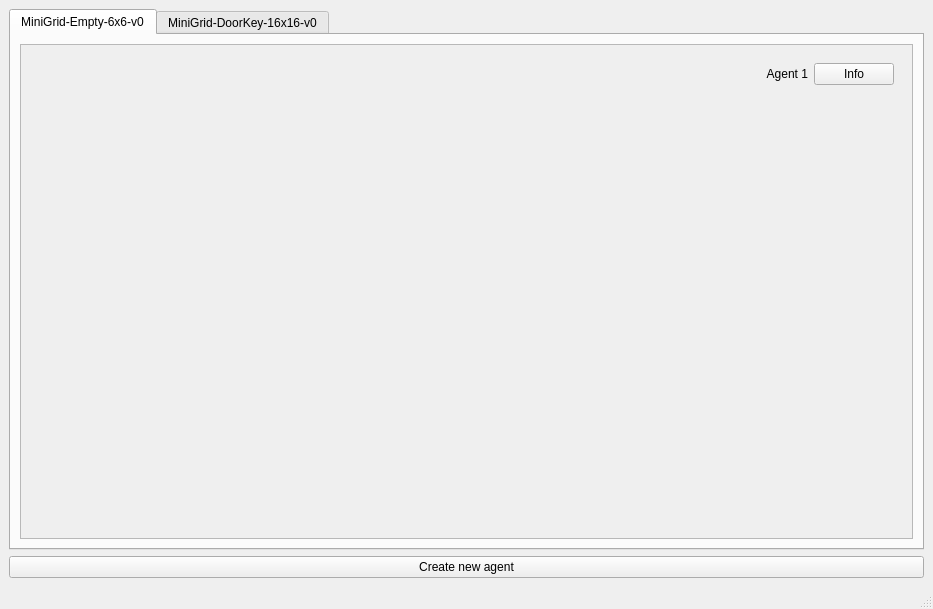
First picture: the form in agents.ui, repository francidellungo/Minigrid_HCI-project, before the edit.
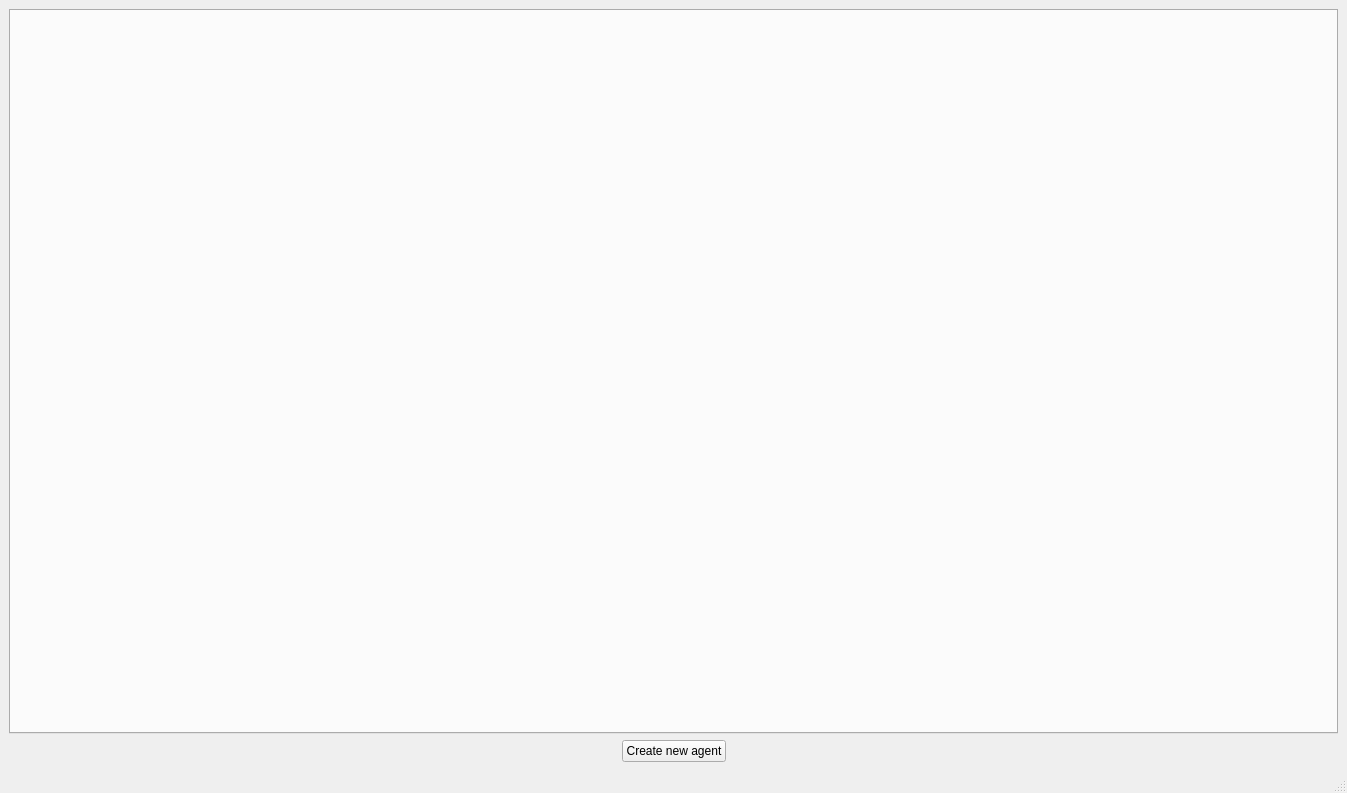
Second picture: the form after the edit.

What changed in the file:
```diff
--- a/agents.ui
+++ b/agents.ui
@@ -6,8 +6,8 @@
    <rect>
     <x>0</x>
     <y>0</y>
-    <width>933</width>
-    <height>609</height>
+    <width>1347</width>
+    <height>793</height>
    </rect>
   </property>
   <property name="windowTitle">
@@ -20,109 +20,49 @@
       <item>
        <widget class="QTabWidget" name="environments_tabs">
         <property name="currentIndex">
+         <number>-1</number>
+        </property>
+       </widget>
+      </item>
+      <item>
+       <layout class="QHBoxLayout" name="horizontalLayout">
+        <property name="topMargin">
          <number>0</number>
         </property>
-        <widget class="QWidget" name="first_tab">
-         <property name="sizePolicy">
-          <sizepolicy hsizetype="Preferred" vsizetype="Preferred">
-           <horstretch>0</horstretch>
-           <verstretch>0</verstretch>
-          </sizepolicy>
-         </property>
-         <attribute name="title">
-          <string>MiniGrid-Empty-6x6-v0</string>
-         </attribute>
-         <layout class="QGridLayout" name="first_tab_gridLayout">
-          <item row="0" column="0">
-           <widget class="QScrollArea" name="scroll_area">
-            <property name="sizePolicy">
-             <sizepolicy hsizetype="MinimumExpanding" vsizetype="MinimumExpanding">
-              <horstretch>0</horstretch>
-              <verstretch>0</verstretch>
-             </sizepolicy>
-            </property>
-            <property name="widgetResizable">
-             <bool>true</bool>
-            </property>
-            <widget class="QWidget" name="scrollAreaWidgetContents">
-             <property name="geometry">
-              <rect>
-               <x>0</x>
-               <y>0</y>
-               <width>889</width>
-               <height>64</height>
-              </rect>
-             </property>
-             <property name="sizePolicy">
-              <sizepolicy hsizetype="Preferred" vsizetype="Fixed">
-               <horstretch>0</horstretch>
-               <verstretch>0</verstretch>
-              </sizepolicy>
-             </property>
-             <layout class="QVBoxLayout" name="scrollAreaWidgetContents_layout">
-              <property name="topMargin">
-               <number>9</number>
-              </property>
-              <item>
-               <widget class="QWidget" name="kwidget" native="true">
-                <property name="sizePolicy">
-                 <sizepolicy hsizetype="Preferred" vsizetype="Fixed">
-                  <horstretch>0</horstretch>
-                  <verstretch>0</verstretch>
-                 </sizepolicy>
-                </property>
-                <layout class="QHBoxLayout" name="kwidget_layout">
-                 <item>
-                  <widget class="QLabel" name="klabel">
-                   <property name="sizePolicy">
-                    <sizepolicy hsizetype="Preferred" vsizetype="Fixed">
-                     <horstretch>0</horstretch>
-                     <verstretch>0</verstretch>
-                    </sizepolicy>
-                   </property>
-                   <property name="text">
-                    <string>Agent 1</string>
-                   </property>
-                   <property name="alignment">
-                    <set>Qt::AlignRight|Qt::AlignTrailing|Qt::AlignVCenter</set>
-                   </property>
-                  </widget>
-                 </item>
-                 <item>
-                  <widget class="QPushButton" name="kbutton">
-                   <property name="sizePolicy">
-                    <sizepolicy hsizetype="Maximum" vsizetype="Fixed">
-                     <horstretch>0</horstretch>
-                     <verstretch>0</verstretch>
-                    </sizepolicy>
-                   </property>
-                   <property name="text">
-                    <string>Info</string>
-                   </property>
-                  </widget>
-                 </item>
-                </layout>
-               </widget>
-              </item>
-             </layout>
-            </widget>
-           </widget>
-          </item>
-         </layout>
-        </widget>
-        <widget class="QWidget" name="tab_2">
-         <attribute name="title">
-          <string>MiniGrid-DoorKey-16x16-v0</string>
-         </attribute>
-        </widget>
-       </widget>
-      </item>
-      <item>
-       <widget class="QPushButton" name="btn_create">
-        <property name="text">
-         <string>Create new agent</string>
-        </property>
-       </widget>
+        <item>
+         <spacer name="horizontalSpacer">
+          <property name="orientation">
+           <enum>Qt::Horizontal</enum>
+          </property>
+          <property name="sizeHint" stdset="0">
+           <size>
+            <width>40</width>
+            <height>20</height>
+           </size>
+          </property>
+         </spacer>
+        </item>
+        <item>
+         <widget class="QPushButton" name="btn_create">
+          <property name="text">
+           <string>Create new agent</string>
+          </property>
+         </widget>
+        </item>
+        <item>
+         <spacer name="horizontalSpacer_2">
+          <property name="orientation">
+           <enum>Qt::Horizontal</enum>
+          </property>
+          <property name="sizeHint" stdset="0">
+           <size>
+            <width>40</width>
+            <height>20</height>
+           </size>
+          </property>
+         </spacer>
+        </item>
+       </layout>
       </item>
      </layout>
     </item>
```
Left out of the diff: 2 changed lines with no effect on the pictures.
